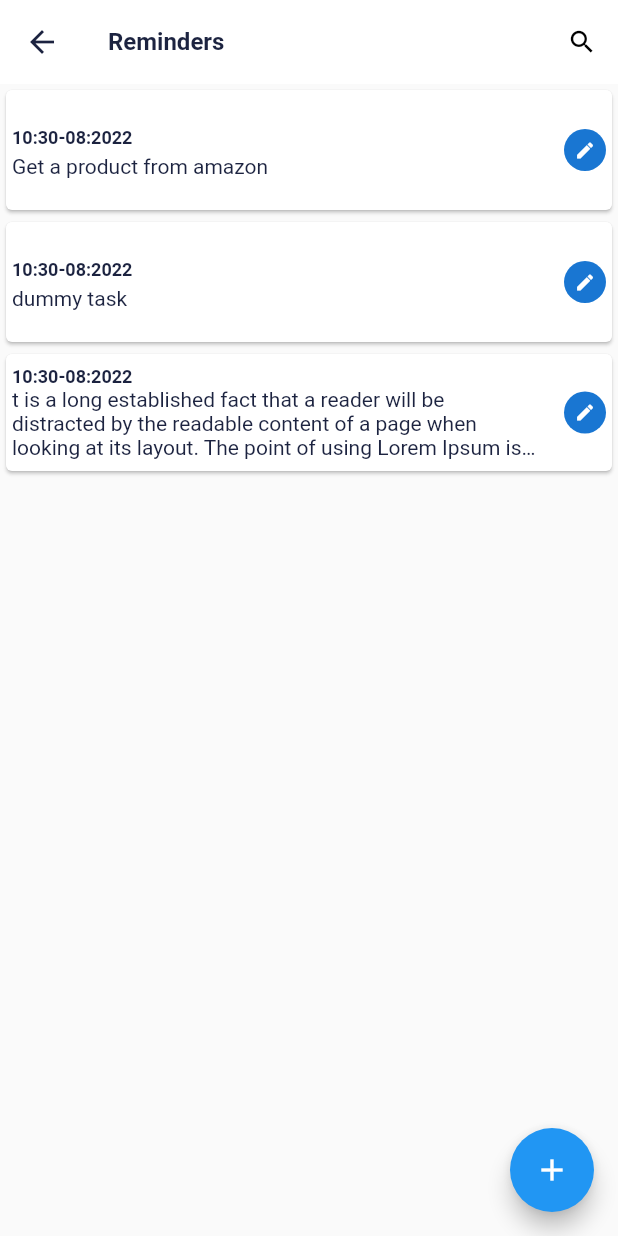
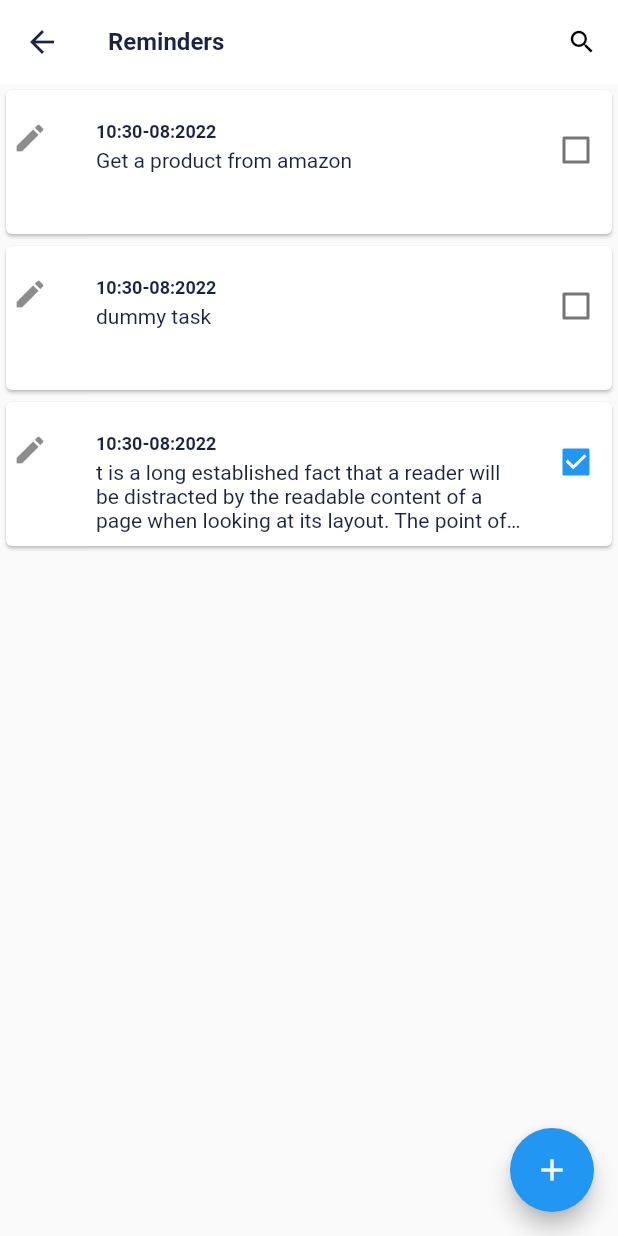
Before and after one commit to zohaib1313/photos_app, a Flutter app: the ReminderPage screen opened by its route, on a phone screen of 412 x 824 dp. Run offline on Flutter 3.47's test engine with Material 2 defaults, Android fonts, the phone set to English and light mode, and no system bars; our stand-ins replace awesome_dialog, cached_network_image, circle_nav_bar, dropdown_search, file_picker, flutter_datetime_picker and 8 more; accounts and stored records are empty; Roboto replaces fonts that are missing (Abel).

Commit message:
check list removed

```diff
--- a/lib/controllers/check_list_controller.dart
+++ /dev/null
@@ -1,5 +0,0 @@
-import 'package:get/get.dart';
-
-class CheckListController extends GetxController {
-  RxBool isLoading = false.obs;
-}
--- a/lib/controllers/reminder_controller.dart
+++ b/lib/controllers/reminder_controller.dart
@@ -11,17 +11,20 @@ class ReminderController extends GetxController {
   RxList<ReminderModel> reminderList = <ReminderModel>[
     ReminderModel(
         id: '1',
-        isActive: true,
+        isDone: false,
+        isSoundOn: false,
         message: 'Get a product from amazon',
         timeStamp: DateTime.now().millisecondsSinceEpoch),
     ReminderModel(
         id: '2',
-        isActive: true,
+        isDone: false,
+        isSoundOn: false,
         message: 'dummy task',
         timeStamp: DateTime.now().millisecondsSinceEpoch),
     ReminderModel(
         id: '3',
-        isActive: true,
+        isDone: true,
+        isSoundOn: false,
         message: AppConstants.loreumIpsum,
         timeStamp: DateTime.now().millisecondsSinceEpoch),
   ].obs;
--- a/lib/models/reminder_model.dart
+++ b/lib/models/reminder_model.dart
@@ -2,7 +2,8 @@ class ReminderModel {
   String? id;
   String? message;
   int? timeStamp;
-  bool? isActive = true;
+  bool? isDone = false;
+  bool? isSoundOn = false;
 
 //<editor-fold desc="Data Methods">
 
@@ -10,7 +11,8 @@ class ReminderModel {
     this.id,
     this.message,
     this.timeStamp,
-    this.isActive,
+    this.isDone,
+    this.isSoundOn,
   });
 
   @override
@@ -21,11 +23,16 @@ class ReminderModel {
           id == other.id &&
           message == other.message &&
           timeStamp == other.timeStamp &&
-          isActive == other.isActive);
+          isDone == other.isDone &&
+          isSoundOn == other.isSoundOn);
 
   @override
   int get hashCode =>
-      id.hashCode ^ message.hashCode ^ timeStamp.hashCode ^ isActive.hashCode;
+      id.hashCode ^
+      message.hashCode ^
+      timeStamp.hashCode ^
+      isDone.hashCode ^
+      isSoundOn.hashCode;
 
   @override
   String toString() {
@@ -33,7 +40,8 @@ class ReminderModel {
         ' id: $id,' +
         ' message: $message,' +
         ' timeStamp: $timeStamp,' +
-        ' isActive: $isActive,' +
+        ' isDone: $isDone,' +
+        ' isSoundOn: $isSoundOn,' +
         '}';
   }
 
@@ -41,13 +49,15 @@ class ReminderModel {
     String? id,
     String? message,
     int? timeStamp,
-    bool? isActive,
+    bool? isDone,
+    bool? isSoundOn,
   }) {
     return ReminderModel(
       id: id ?? this.id,
       message: message ?? this.message,
       timeStamp: timeStamp ?? this.timeStamp,
-      isActive: isActive ?? this.isActive,
+      isDone: isDone ?? this.isDone,
+      isSoundOn: isSoundOn ?? this.isSoundOn,
     );
   }
 
@@ -56,7 +66,8 @@ class ReminderModel {
       'id': this.id,
       'message': this.message,
       'timeStamp': this.timeStamp,
-      'isActive': this.isActive,
+      'isDone': this.isDone,
+      'isSoundOn': this.isSoundOn,
     };
   }
 
@@ -65,7 +76,8 @@ class ReminderModel {
       id: map['id'] as String,
       message: map['message'] as String,
       timeStamp: map['timeStamp'] as int,
-      isActive: map['isActive'] as bool,
+      isDone: map['isDone'] as bool,
+      isSoundOn: map['isSoundOn'] as bool,
     );
   }
 
--- a/lib/pages/home_page/reminders/reminders_page.dart
+++ b/lib/pages/home_page/reminders/reminders_page.dart
@@ -63,21 +63,39 @@ class ReminderPage extends GetView<ReminderController> {
 
   Widget getReminderCard({required ReminderModel item}) {
     return Card(
-      child: ListTile(
+      child: CheckboxListTile(
         contentPadding: const EdgeInsets.all(4),
         title: Text(DateFormat('hh:mm-MM:yyyy').format(DateTime.now()),
             style: AppTextStyles.textStyleBoldBodyXSmall),
-        subtitle: Text(item.message ?? '-',
-            maxLines: 3,
-            overflow: TextOverflow.ellipsis,
-            style: AppTextStyles.textStyleNormalBodySmall),
-        trailing: InkWell(
+        isThreeLine: true,
+        secondary: InkWell(
+            onTap: () {
+              ///edit reminder....
+            },
+            child: const Icon(Icons.edit)),
+        subtitle: Column(
+          mainAxisAlignment: MainAxisAlignment.start,
+          crossAxisAlignment: CrossAxisAlignment.start,
+          children: [
+            Text(item.message ?? '-',
+                maxLines: 3,
+                overflow: TextOverflow.ellipsis,
+                style: AppTextStyles.textStyleNormalBodySmall),
+          ],
+        ),
+        value: item.isDone ?? false,
+        onChanged: (bool? value) {
+          item.isDone = value;
+          controller.isLoading.toggle();
+          controller.isLoading.toggle();
+        },
+        /*  trailing: InkWell(
           onTap: () {},
           child: const CircleAvatar(
             radius: 14,
             child: Icon(Icons.edit, color: AppColor.whiteColor, size: 14),
           ),
-        ),
+        ),*/
       ),
     );
   }
@@ -170,7 +188,7 @@ class ReminderPage extends GetView<ReminderController> {
                 if (controller
                     .reminderAddMessageTextController.text.isNotEmpty) {
                   controller.reminderList.add(ReminderModel(
-                      isActive: true,
+                      isDone: true,
                       id: '',
                       message: controller.reminderAddMessageTextController.text,
                       timeStamp: controller
```
Also changed, not shown: lib/common/app_routes.dart (+0 -10 lines), lib/pages/home_page/checklist_page/checklist_page.dart (deleted, +0 -29 lines), lib/pages/home_page/home_page.dart (+4 -8 lines).
